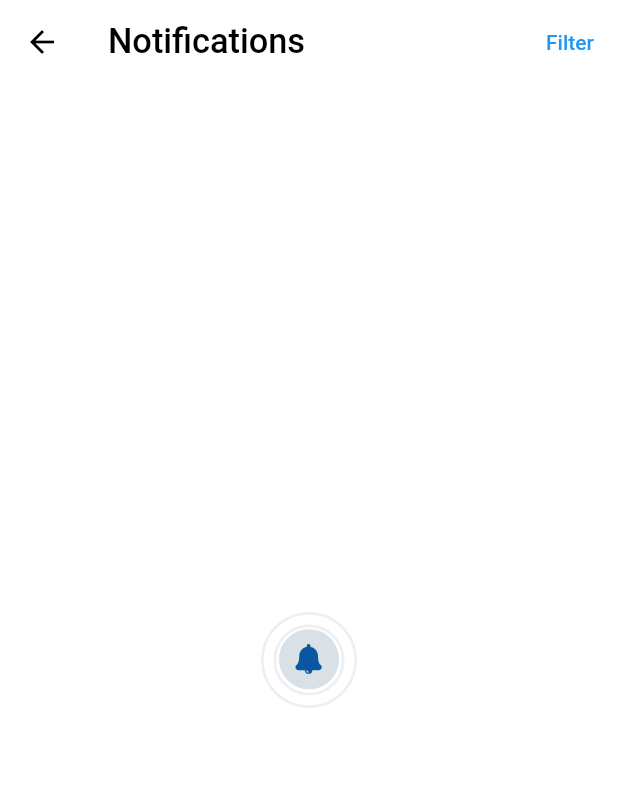
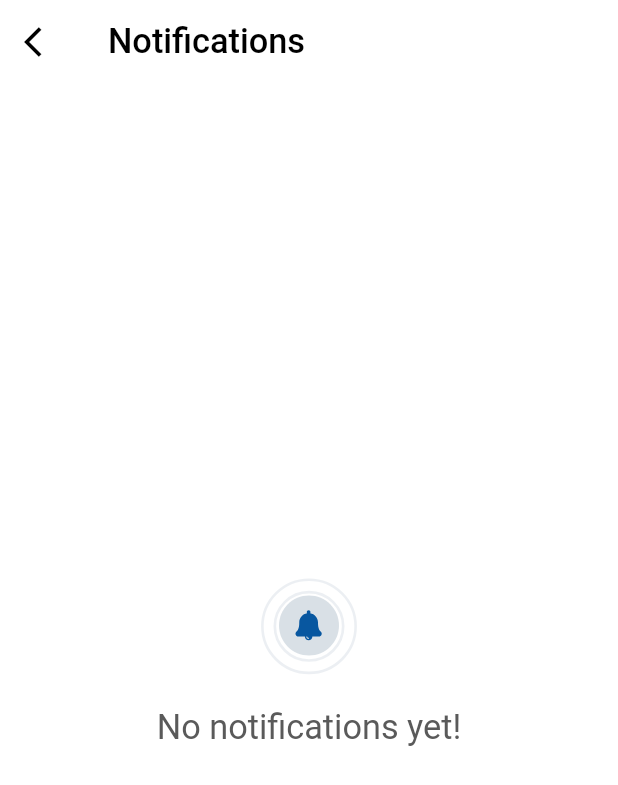
Before and after one commit to Tolbaax/chatty, a Flutter app: the NotificationScreen screen opened directly, on a phone screen of 412 x 824 dp. Shown: the top 785 px of the screen. Run offline on Flutter 3.47's test engine with Material 2 defaults, Android fonts, the phone set to English and light mode, and no system bars; our stand-ins replace buildcondition, cloud_firestore, firebase_auth, firebase_core, firebase_messaging, firebase_storage and 9 more; accounts and stored records are empty.

```diff
--- a/lib/main.dart
+++ b/lib/main.dart
@@ -4,6 +4,7 @@ import 'package:flutter_bloc/flutter_bloc.dart';
 import 'package:flutter_screenutil/flutter_screenutil.dart';
 import 'package:social_app/layout/cubit/cubit.dart';
 import 'package:social_app/modules/chats/cubit/cubit.dart';
+import 'package:social_app/modules/feeds/cubit/cubit.dart';
 import 'package:social_app/modules/post/cubit/cubit.dart';
 import 'package:social_app/modules/settings/cubit/cubit.dart';
 import 'package:social_app/modules/splash/splash_screen.dart';
@@ -35,6 +36,7 @@ class MyApp extends StatelessWidget {
     return MultiBlocProvider(
       providers: [
         BlocProvider(create: (context) => LayoutCubit()..getUserData()),
+        BlocProvider(create: (context) => FeedsCubit()..getPosts()),
         BlocProvider(create: (context) => AddPostCubit()..getUserData()),
         BlocProvider(create: (context) => ChatsCubit()..getUsers()),
         BlocProvider(create: (context) => SettingsCubit()..getUserData()),
--- a/lib/modules/notifications/notifications_screen.dart
+++ b/lib/modules/notifications/notifications_screen.dart
@@ -1,6 +1,7 @@
 import 'package:flutter/material.dart';
 import 'package:flutter_screenutil/flutter_screenutil.dart';
 import 'package:lottie/lottie.dart';
+import 'package:social_app/shared/styles/colors.dart';
 
 import '../../shared/styles/images.dart';
 
@@ -11,19 +12,32 @@ class NotificationScreen extends StatelessWidget {
   Widget build(BuildContext context) {
     return Scaffold(
       appBar: AppBar(
+        leading: IconButton(
+          onPressed: () {
+            Navigator.pop(context);
+          },
+          icon: const Icon(Icons.arrow_back_ios),
+        ),
         title: Text(
           'Notifications',
           style: TextStyle(fontSize: 20.0.sp),
         ),
-        actions: [TextButton(onPressed: () {}, child: const Text('Filter'))],
       ),
       body: SafeArea(
         child: Center(
           child: Column(
             mainAxisAlignment: MainAxisAlignment.center,
             children: [
-              Expanded(
-                child: Lottie.asset(ImageAssets.notifications),
+              Lottie.asset(ImageAssets.notifications),
+              Padding(
+                padding: EdgeInsetsDirectional.only(top: 15.h),
+                child: Text(
+                  'No notifications yet!',
+                  style: TextStyle(
+                    fontSize: 20.0.sp,
+                    color: AppColors.grayRegular,
+                  ),
+                ),
               ),
             ],
           ),
```
Also changed, not shown: lib/modules/chats/messages_screen.dart (+5 -2 lines), lib/modules/feeds/comments/comments_screen.dart (+4 -18 lines), lib/shared/widgets/post_item.dart (+8 -19 lines).
